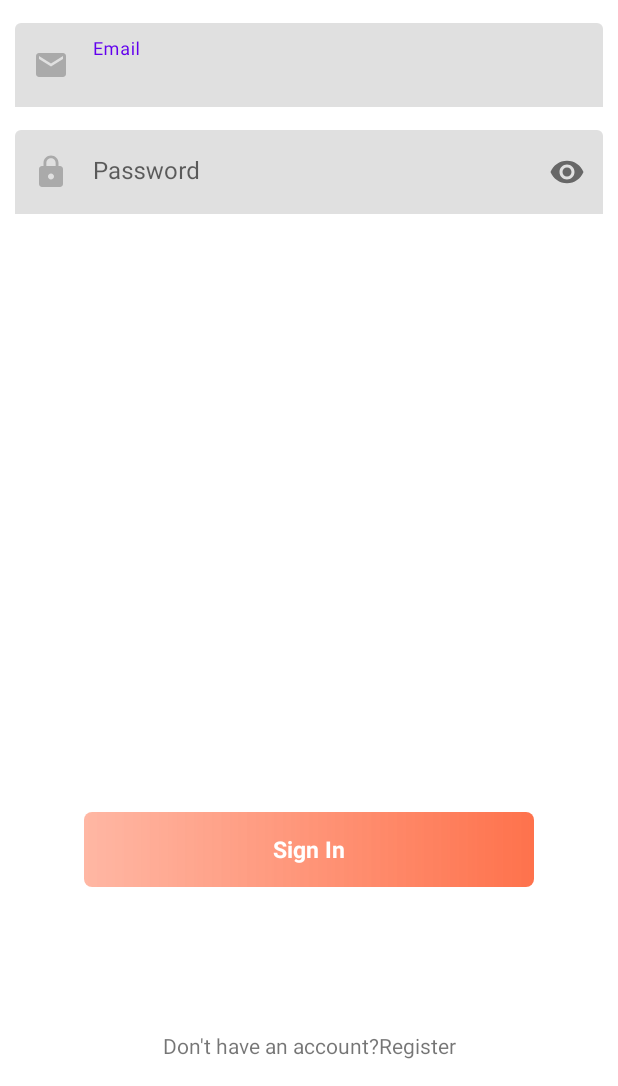
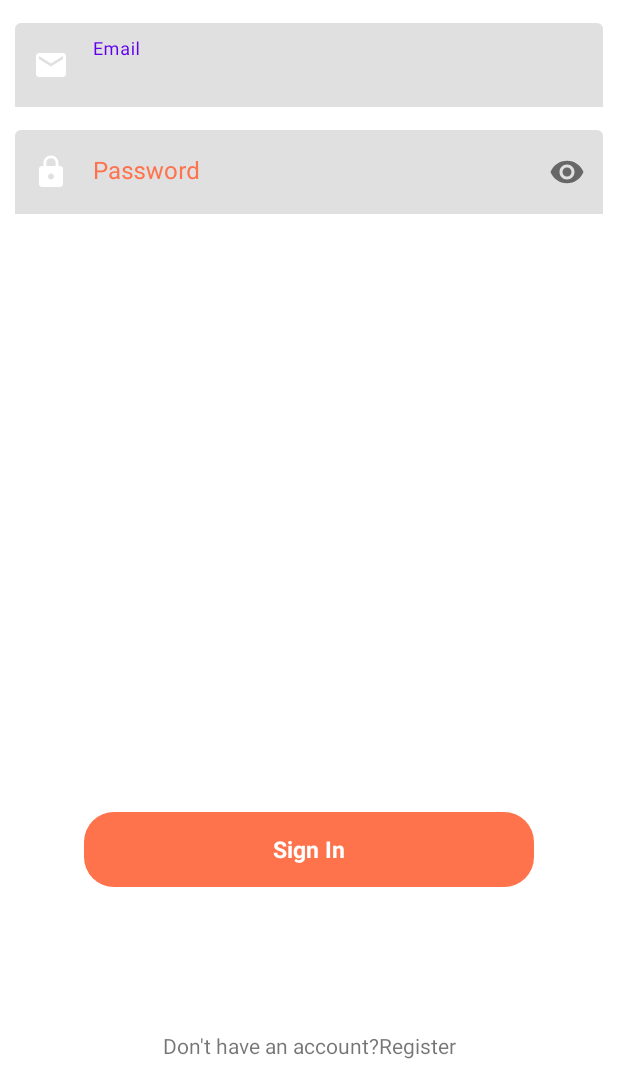
Before and after one commit to Loannelly2022/appsale29032022, an Android app: the SignInActivity screen opened directly, with no data from a screen before it, on a phone screen of 412 x 824 dp, the part 150-1236 px from its top. Run offline under Robolectric (Android 15) with nearby library versions, the phone set to English and light mode, and no system bars.

Commit message:
update ui

```diff
--- a/app/src/main/res/drawable/background_button_border.xml
+++ /dev/null
@@ -1,9 +0,0 @@
-<?xml version="1.0" encoding="utf-8"?>
-<shape
-    xmlns:android="http://schemas.android.com/apk/res/android">
-    <corners android:radius="5dp" />
-
-    <gradient
-        android:endColor="@color/primary"
-        android:startColor="@color/primary_2" />
-</shape>
--- a/app/src/main/res/drawable/ic_email.xml
+++ b/app/src/main/res/drawable/ic_email.xml
@@ -5,6 +5,6 @@
     android:viewportHeight="24"
     android:tint="?attr/colorControlNormal">
     <path
-        android:fillColor="@android:color/darker_gray"
+        android:fillColor="@android:color/white"
         android:pathData="M20,4L4,4c-1.1,0 -1.99,0.9 -1.99,2L2,18c0,1.1 0.9,2 2,2h16c1.1,0 2,-0.9 2,-2L22,6c0,-1.1 -0.9,-2 -2,-2zM20,8l-8,5 -8,-5L4,6l8,5 8,-5v2z"/>
 </vector>
--- a/app/src/main/res/drawable/ic_password.xml
+++ b/app/src/main/res/drawable/ic_password.xml
@@ -5,6 +5,6 @@
     android:viewportHeight="24"
     android:tint="?attr/colorControlNormal">
     <path
-        android:fillColor="@android:color/darker_gray"
+        android:fillColor="@android:color/white"
         android:pathData="M18,8h-1L17,6c0,-2.76 -2.24,-5 -5,-5S7,3.24 7,6v2L6,8c-1.1,0 -2,0.9 -2,2v10c0,1.1 0.9,2 2,2h12c1.1,0 2,-0.9 2,-2L20,10c0,-1.1 -0.9,-2 -2,-2zM12,17c-1.1,0 -2,-0.9 -2,-2s0.9,-2 2,-2 2,0.9 2,2 -0.9,2 -2,2zM15.1,8L8.9,8L8.9,6c0,-1.71 1.39,-3.1 3.1,-3.1 1.71,0 3.1,1.39 3.1,3.1v2z"/>
 </vector>
--- a/app/src/main/res/layout/activity_sign_in.xml
+++ b/app/src/main/res/layout/activity_sign_in.xml
@@ -23,6 +23,7 @@
         app:constraint_referenced_ids="imageViewBannerSignIn" />
 
     <com.google.android.material.textfield.TextInputLayout
+        android:textColorHint="@color/primary"
         android:id="@+id/textLayoutEmail"
         style="@style/Widget.MaterialComponents.TextInputLayout.FilledBox"
         android:layout_width="match_parent"
@@ -47,6 +48,7 @@
     </com.google.android.material.textfield.TextInputLayout>
 
     <com.google.android.material.textfield.TextInputLayout
+        android:textColorHint="@color/primary"
         android:id="@+id/textLayoutPassword"
         style="@style/Widget.MaterialComponents.TextInputLayout.FilledBox"
         android:layout_width="match_parent"
@@ -73,7 +75,7 @@
     </com.google.android.material.textfield.TextInputLayout>
 
     <LinearLayout
-        android:background="@drawable/background_button_border"
+        android:background="@drawable/background_button_corner_primary"
         android:id="@+id/sign_in"
         android:layout_width="0dp"
         android:layout_height="50dp"
```
